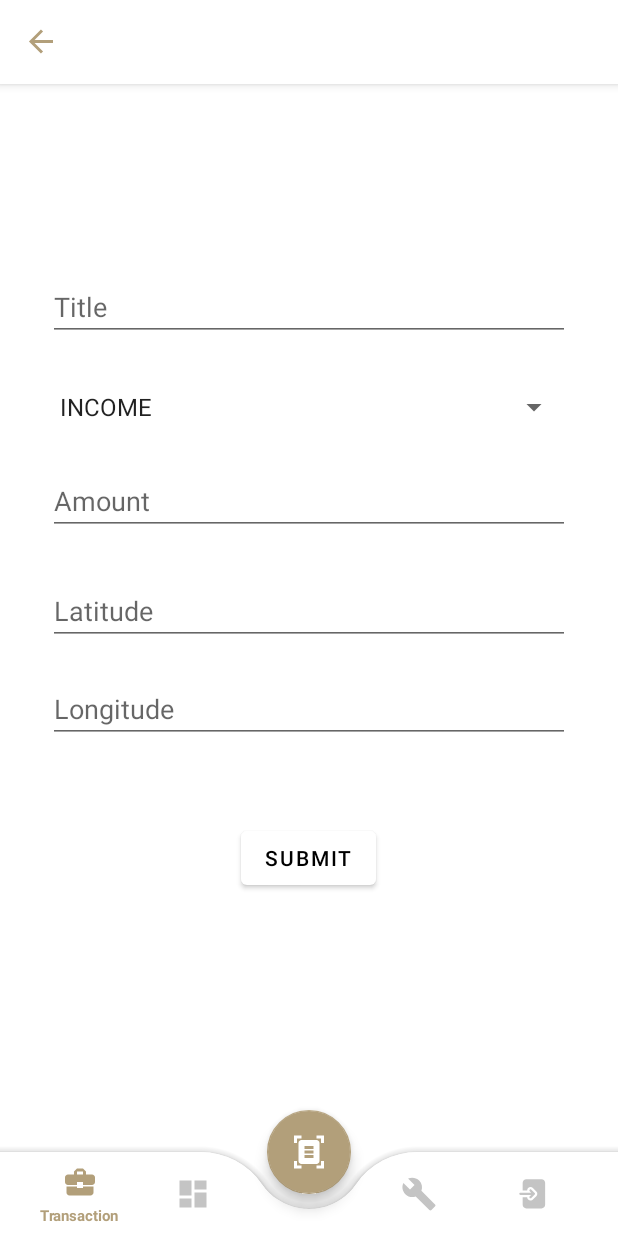
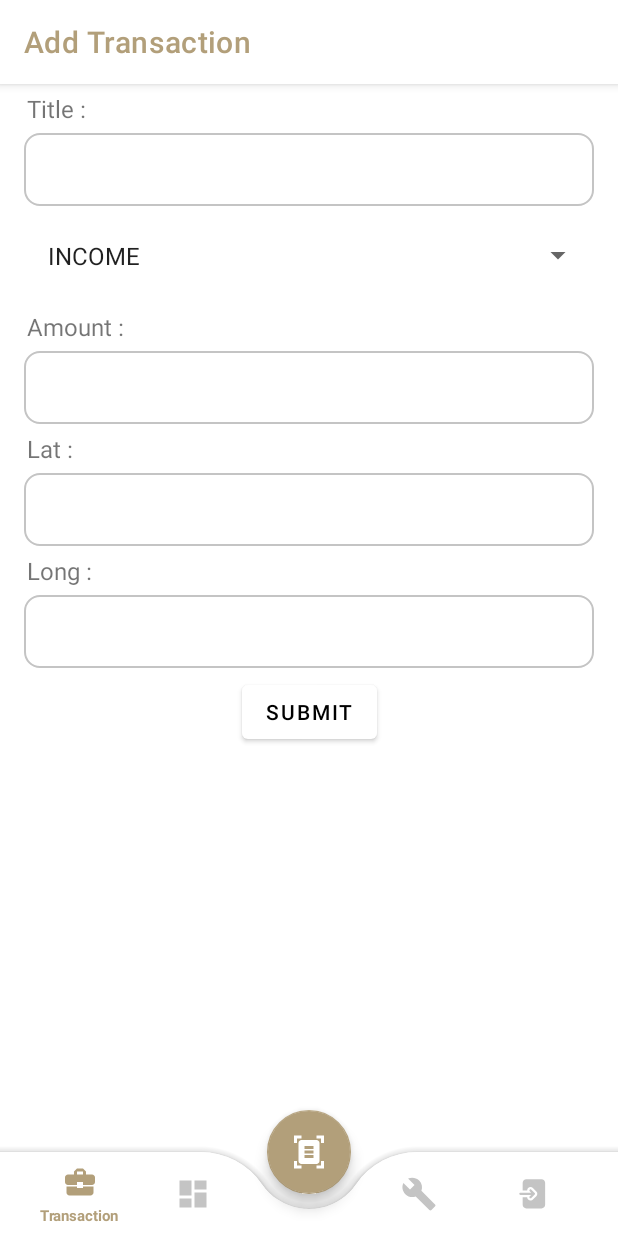
Before and after one commit to auliamey/Android-JWR, an Android app: the TransactionAddFragment screen opened through its navigation route, on a phone screen of 412 x 824 dp. Run offline under Robolectric (Android 15) with nearby library versions, the phone set to English and light mode, and no system bars; our stand-ins replace Room's generated code, navigation-ui; Roboto replaces fonts that are not available here; 5 statements that could not run were skipped.

Commit message:
fix all styling

```diff
--- a/app/src/main/java/com/example/pbd_jwr/MainActivity.kt
+++ b/app/src/main/java/com/example/pbd_jwr/MainActivity.kt
@@ -69,7 +69,7 @@ class MainActivity : AppCompatActivity() {
         // menu should be considered as top level destinations.
         val appBarConfiguration = AppBarConfiguration(
             setOf(
-                R.id.navigation_transaction, R.id.navigation_dashboard, R.id.navigation_settings
+                R.id.navigation_transaction, R.id.navigation_dashboard, R.id.navigation_settings, R.id.navigation_transaction_add, R.id.navigation_transaction_detail, R.id.navigation_twibbon
             )
         )
         setupActionBarWithNavController(navController, appBarConfiguration)
--- a/app/src/main/res/layout/activity_main.xml
+++ b/app/src/main/res/layout/activity_main.xml
@@ -5,7 +5,6 @@
     android:id="@+id/container"
     android:layout_width="match_parent"
     android:layout_height="match_parent"
-    android:paddingTop="10dp"
     tools:context=".MainActivity"
     >
 
@@ -28,7 +27,6 @@
             android:layout_height="match_parent"
             app:menu="@menu/bottom_nav_menu"
             android:layout_marginEnd="20dp"
-            android:background="@android:color/transparent"
             app:itemTextAppearanceActive="@style/BottomNavigationView.Active"
             app:itemTextAppearanceInactive="@style/BottomNavigationView"
             />
@@ -57,7 +55,9 @@
         app:layout_constraintRight_toRightOf="parent"
         app:layout_constraintTop_toTopOf="parent"
         app:layout_constraintVertical_bias="0.0"
-        app:navGraph="@navigation/mobile_navigation" />
+        app:navGraph="@navigation/mobile_navigation"
+        android:layout_marginBottom="60dp"
+        />
 
 
 
--- a/app/src/main/res/layout/fragment_transaction_add.xml
+++ b/app/src/main/res/layout/fragment_transaction_add.xml
@@ -1,38 +1,48 @@
 <?xml version="1.0" encoding="utf-8"?>
-<androidx.constraintlayout.widget.ConstraintLayout xmlns:android="http://schemas.android.com/apk/res/android"
+<ScrollView xmlns:android="http://schemas.android.com/apk/res/android"
     xmlns:app="http://schemas.android.com/apk/res-auto"
     xmlns:tools="http://schemas.android.com/tools"
     android:layout_width="match_parent"
-    android:layout_height="match_parent"
-    android:padding="16dp"
-    tools:context=".MainActivity"
-    tools:layout_editor_absoluteX="0dp"
-    tools:layout_editor_absoluteY="22dp">
+    android:layout_height="wrap_content"
+    android:overScrollMode="never"
+    >
 
-    <!-- Back Button -->
-    <Button
-        android:id="@+id/backButton"
+<androidx.constraintlayout.widget.ConstraintLayout
+    android:layout_width="match_parent"
+    android:layout_height="wrap_content"
+    android:paddingHorizontal="16dp"
+    tools:context="..ui.transaction.TransactionAddFragment"
+    android:paddingBottom="30dp"
+    >
+
+
+    <TextView
+        android:id="@+id/titleAddTransaction"
         android:layout_width="wrap_content"
         android:layout_height="wrap_content"
-        android:layout_marginStart="16dp"
-        android:layout_marginTop="16dp"
-        android:background="?attr/selectableItemBackgroundBorderless"
-        app:layout_constraintStart_toStartOf="parent"
-        app:layout_constraintTop_toTopOf="parent" />
-
+        android:text="Title : "
+        app:layout_constraintLeft_toLeftOf="parent"
+        app:layout_constraintTop_toTopOf="parent"
+        app:layout_constraintBottom_toTopOf="@id/editTextTitle"
+        android:textSize="16sp"
+        android:paddingHorizontal="2dp"
+        android:paddingVertical="5dp"
+        />
     <!-- Form Fields -->
     <EditText
         android:id="@+id/editTextTitle"
         android:layout_width="0dp"
         android:layout_height="wrap_content"
-        android:layout_marginStart="16dp"
-        android:layout_marginTop="36dp"
-        android:layout_marginEnd="16dp"
-        android:hint="Title"
         app:layout_constraintEnd_toEndOf="parent"
         app:layout_constraintHorizontal_bias="0.0"
         app:layout_constraintStart_toStartOf="parent"
-        app:layout_constraintTop_toBottomOf="@id/backButton" />
+        app:layout_constraintTop_toBottomOf="@id/titleAddTransaction"
+        android:background="@drawable/custom_input"
+        android:textColor="@color/black"
+        android:paddingVertical="12dp"
+        android:paddingHorizontal="8dp"
+
+        />
 
     <!-- Location Field -->
 
@@ -40,52 +50,105 @@
         android:id="@+id/spinnerCategory"
         android:layout_width="0dp"
         android:layout_height="wrap_content"
-        android:layout_marginStart="16dp"
-        android:layout_marginTop="32dp"
-        android:layout_marginEnd="16dp"
         app:layout_constraintEnd_toEndOf="parent"
         app:layout_constraintHorizontal_bias="0.0"
         app:layout_constraintStart_toStartOf="parent"
-        app:layout_constraintTop_toBottomOf="@id/editTextTitle" />
+        app:layout_goneMarginTop="5dp"
+        app:layout_constraintTop_toBottomOf="@id/editTextTitle"
+        android:textColor="@color/black"
+        android:paddingVertical="12dp"
+        android:paddingHorizontal="8dp"
+        app:layout_constraintBottom_toTopOf="@id/titleAmountTransaction"
+        android:layout_marginTop="10dp"
+        android:layout_marginBottom="8dp"
+        />
+
+
+
+    <TextView
+        android:id="@+id/titleAmountTransaction"
+        android:layout_width="wrap_content"
+        android:layout_height="wrap_content"
+        android:text="Amount :"
+        app:layout_constraintLeft_toLeftOf="parent"
+        app:layout_constraintTop_toBottomOf="@id/spinnerCategory"
+        app:layout_constraintBottom_toTopOf="@id/editTextAmount"
+        android:textSize="16sp"
+        android:paddingHorizontal="2dp"
+        android:paddingVertical="5dp"
+
+        />
 
     <EditText
         android:id="@+id/editTextAmount"
         android:layout_width="0dp"
         android:layout_height="wrap_content"
-        android:layout_marginStart="16dp"
-        android:layout_marginTop="28dp"
-        android:layout_marginEnd="16dp"
-        android:hint="Amount"
         app:layout_constraintEnd_toEndOf="parent"
         app:layout_constraintHorizontal_bias="0.0"
         app:layout_constraintStart_toStartOf="parent"
-        app:layout_constraintTop_toBottomOf="@id/spinnerCategory" />
+        app:layout_constraintTop_toBottomOf="@id/titleAmountTransaction"
+        android:textColor="@color/black"
+        android:paddingVertical="12dp"
+        android:paddingHorizontal="8dp"
+        android:background="@drawable/custom_input"
+
+        />
+
+    <TextView
+        android:id="@+id/titleLatTransaction"
+        android:layout_width="wrap_content"
+        android:layout_height="wrap_content"
+        android:text="Lat : "
+        app:layout_constraintLeft_toLeftOf="parent"
+        app:layout_constraintTop_toBottomOf="@id/editTextAmount"
+        app:layout_constraintBottom_toTopOf="@id/editTextLatitude"
+        android:textSize="16sp"
+        android:paddingHorizontal="2dp"
+        android:paddingVertical="5dp"
+        />
 
     <EditText
         android:id="@+id/editTextLatitude"
         android:layout_width="0dp"
         android:layout_height="wrap_content"
-        android:layout_marginStart="16dp"
-        android:layout_marginTop="28dp"
-        android:layout_marginEnd="16dp"
-        android:hint="Latitude"
         app:layout_constraintEnd_toEndOf="parent"
         app:layout_constraintHorizontal_bias="0.0"
         app:layout_constraintStart_toStartOf="parent"
-        app:layout_constraintTop_toBottomOf="@id/editTextAmount" />
+        app:layout_constraintTop_toBottomOf="@id/titleLatTransaction"
+        app:layout_constraintBottom_toTopOf="@id/titleLongTransaction"
+        android:textColor="@color/black"
+        android:paddingVertical="12dp"
+        android:paddingHorizontal="8dp"
+        android:background="@drawable/custom_input"
+        />
+
+    <TextView
+        android:id="@+id/titleLongTransaction"
+        android:layout_width="wrap_content"
+        android:layout_height="wrap_content"
+        android:text="Long : "
+        app:layout_constraintLeft_toLeftOf="parent"
+        app:layout_constraintTop_toBottomOf="@id/editTextLatitude"
+        app:layout_constraintBottom_toTopOf="@id/editTextLongitude"
+        android:textSize="16sp"
+        android:paddingHorizontal="2dp"
+        android:paddingVertical="5dp"
+        />
 
     <EditText
         android:id="@+id/editTextLongitude"
         android:layout_width="0dp"
         android:layout_height="wrap_content"
-        android:layout_marginStart="16dp"
-        android:layout_marginTop="20dp"
-        android:layout_marginEnd="16dp"
-        android:hint="Longitude"
         app:layout_constraintEnd_toEndOf="parent"
         app:layout_constraintHorizontal_bias="0.0"
         app:layout_constraintStart_toStartOf="parent"
-        app:layout_constraintTop_toBottomOf="@id/editTextLatitude" />
+        app:layout_constraintTop_toBottomOf="@id/titleLongTransaction"
+        app:layout_constraintBottom_toTopOf="@id/btnSubmit"
+        android:textColor="@color/black"
+        android:paddingVertical="12dp"
+        android:paddingHorizontal="8dp"
+        android:background="@drawable/custom_input"
+        />
 
 
     <!-- Submit Button -->
@@ -93,12 +156,14 @@
         android:id="@+id/btnSubmit"
         android:layout_width="wrap_content"
         android:layout_height="wrap_content"
-        android:layout_marginEnd="16dp"
-        android:layout_marginBottom="212dp"
         android:text="@string/submit"
+        app:layout_constraintLeft_toLeftOf="parent"
+        app:layout_constraintRight_toRightOf="parent"
         app:layout_constraintBottom_toBottomOf="parent"
-        app:layout_constraintEnd_toEndOf="@id/editTextLongitude"
-        app:layout_constraintHorizontal_bias="0.533"
-        app:layout_constraintStart_toStartOf="@id/editTextLongitude" />
+        app:layout_constraintTop_toBottomOf="@id/editTextLongitude"
+        android:layout_marginTop="5dp"
+        />
 
 </androidx.constraintlayout.widget.ConstraintLayout>
+
+</ScrollView>
--- a/app/src/main/res/navigation/mobile_navigation.xml
+++ b/app/src/main/res/navigation/mobile_navigation.xml
@@ -13,28 +13,34 @@
 
         <action
             android:id="@+id/action_transactionFragment_to_transactionDetailFragment"
-            app:destination="@id/navigation_transaction_detail" />
+            app:destination="@id/navigation_transaction_detail"
+            android:label="Transaction Detail"
+            />
 
         <action
             android:id="@+id/action_transactionFragment_to_transactionAddFragment"
-            app:destination="@id/navigation_transaction_add" />
+            app:destination="@id/navigation_transaction_add"
+            android:label="Add Transaction"
+            />
     </fragment>
 
     <fragment
     android:id="@+id/navigation_transaction_detail"
     android:name="com.example.pbd_jwr.ui.transaction.TransactionDetailFragment"
-    android:label=""
+    android:label="Detail Transaction"
     tools:layout="@layout/fragment_transaction_detail">
 
         <action
             android:id="@+id/action_transactionDetailFragment_to_transactionAddFragment"
-            app:destination="@id/navigation_transaction_add" />
+            app:destination="@id/navigation_transaction_add"
+            android:label="Add Transaction"
+            />
     </fragment>
 
     <fragment
         android:id="@+id/navigation_transaction_add"
         android:name="com.example.pbd_jwr.ui.transaction.TransactionAddFragment"
-        android:label=""
+        android:label="Add Transaction"
         tools:layout="@layout/fragment_transaction_add" />
 
 
@@ -60,5 +66,5 @@
     <fragment
         android:id="@+id/navigation_twibbon"
         android:name="com.example.pbd_jwr.ui.twibbon.TwibbonFragment"
-        android:label="fragment_twibbon" />
+        android:label="Twibbon" />
 </navigation>
--- a/app/src/main/res/values/strings.xml
+++ b/app/src/main/res/values/strings.xml
@@ -15,4 +15,9 @@
     <string name="save">Save</string>
     <string name="randomizetransaction">RandomizeTransaction</string>
     <string name="twibbon">Twibbon</string>
+    <string name="longitude">Longitude</string>
+    <string name="latitude">Latitude</string>
+    <string name="amount">Amount</string>
+    <string name="title">Title</string>
+    <string name="back">Back</string>
 </resources>
```
Also changed, not shown: app/src/main/res/layout/activity_login.xml (+15 -4 lines), app/src/main/res/layout/fragment_dashboard.xml (+14 -3 lines), app/src/main/res/layout/fragment_settings.xml (+17 -14 lines), app/src/main/res/layout/fragment_transaction.xml (+4 -4 lines), app/src/main/res/layout/fragment_transaction_detail.xml (+15 -3 lines).
